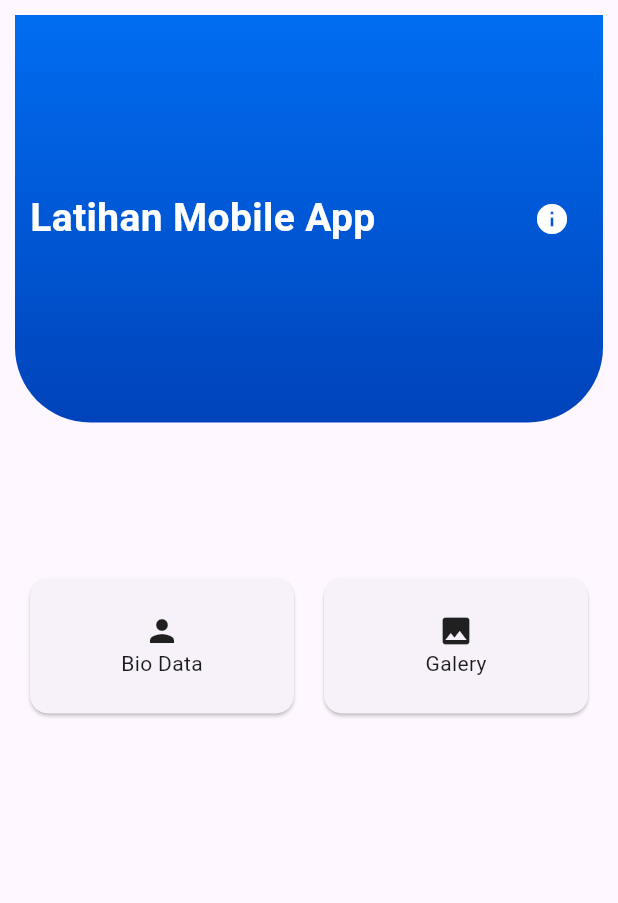
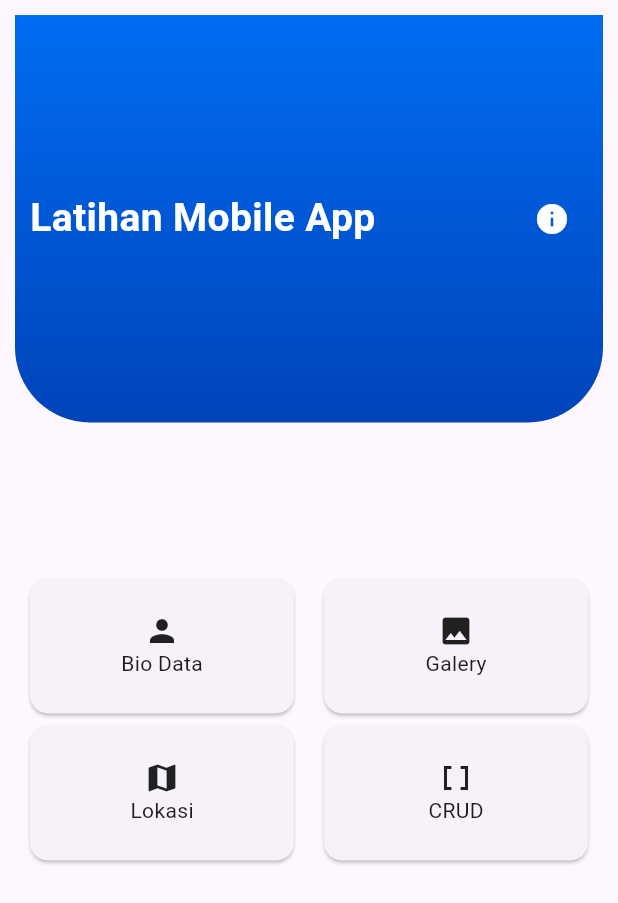
Before and after one commit to ahmad-mujamil/pmobile, a Flutter app: the screen it shows after launch, on a phone screen of 412 x 824 dp. Shown: the top 903 px of the screen. Run offline on Flutter 3.47's test engine with Material 3 defaults, Android fonts, the phone set to English and light mode, and no system bars; our stand-ins replace flutter_map, geolocator, latlong2; missing offline and left inert: flutter_map_location_marker, gallery_image_viewer.

Commit message:
add maps

```diff
--- a/lib/main.dart
+++ b/lib/main.dart
@@ -2,6 +2,7 @@ import 'package:flutter/material.dart';
 import 'package:latihan1_jamil002/ui/bio.dart';
 import 'package:latihan1_jamil002/ui/galery.dart';
 import 'package:latihan1_jamil002/ui/home.dart';
+import 'package:latihan1_jamil002/ui/maps.dart';
 
 
 void main() {
@@ -21,6 +22,7 @@ class MainApp extends StatelessWidget {
         '/' : (context) => const Home(),
         '/bio' : (context) => const Bio(),
         '/galery' : (context) => const Galery(),
+        '/map' : (context) => const Maps(),
       },
     );
   }
--- a/lib/ui/home.dart
+++ b/lib/ui/home.dart
@@ -44,18 +44,7 @@ class Header extends StatelessWidget {
         ],
       )
     );
-    // return Row(
-    //   mainAxisAlignment: MainAxisAlignment.spaceBetween,
-    //   children: [
-    //     Text('Latihan Mobile App', style: TextStyle(fontSize: 26, fontWeight: FontWeight.bold, ),),
-    //     IconButton(onPressed: () {
-    //       const snackBar = SnackBar(
-    //         content: Text('By Ahmad Mujamil - 2301011002'),
-    //       );
-    //       ScaffoldMessenger.of(context).showSnackBar(snackBar);
-    //     }, icon: Icon(Icons.info))
-    //   ],
-    // );
+
   }
 }
 
@@ -75,7 +64,14 @@ class Menu extends StatelessWidget {
             menuButton("Galery", '/galery',Icons.image, context)
           ],
         ),
-
+      Row(
+          mainAxisAlignment: MainAxisAlignment.spaceAround,
+          crossAxisAlignment: CrossAxisAlignment.center,
+          children: [
+            menuButton("Lokasi",'/map',Icons.map,context),
+            menuButton("CRUD", '/crud',Icons.data_array, context)
+          ],
+        ),
       ],
     );
   }
--- a/pubspec.yaml
+++ b/pubspec.yaml
@@ -9,7 +9,11 @@ environment:
 dependencies:
   flutter:
     sdk: flutter
+  flutter_map: ^6.1.0
+  flutter_map_location_marker: ^8.0.8
   gallery_image_viewer: ^1.2.0
+  geolocator: ^11.0.0
+  latlong2: ^0.9.1
 
 dev_dependencies:
   flutter_test:
```
Also changed, not shown: lib/ui/maps.dart (added, +68 -0 lines), pubspec.lock, 3 other files.
